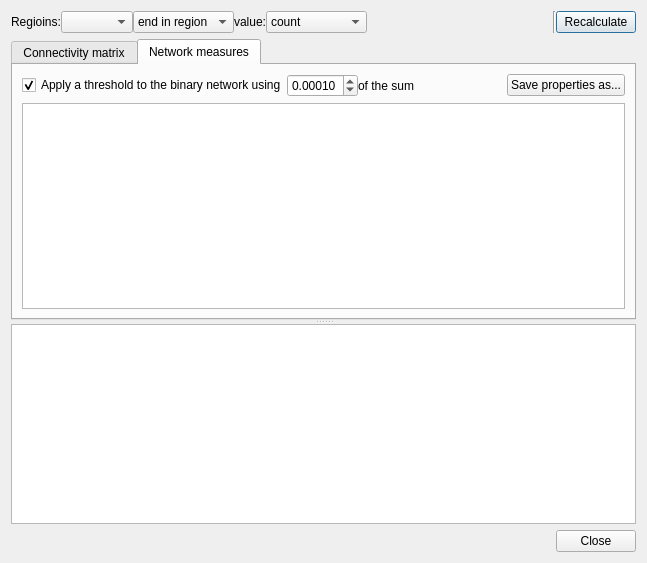
frankyeh/DSI-Studio, file tracking/connectivity_matrix_dialog.ui: the form before one commit.
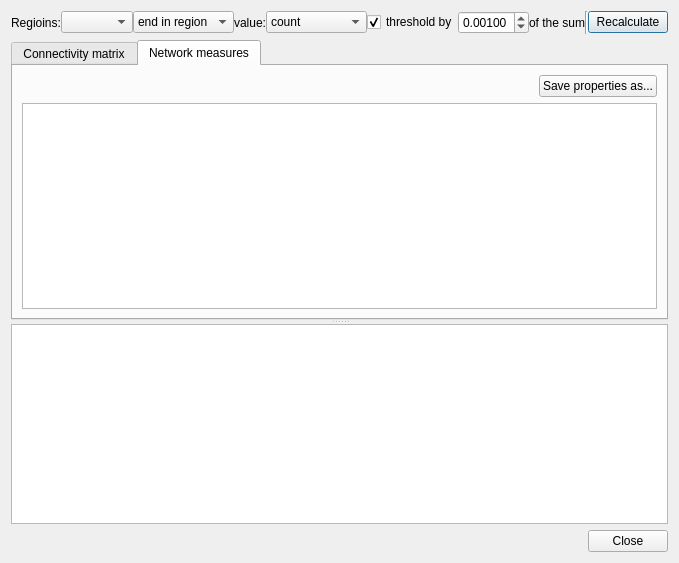
The form after the commit. The open tabs and pages were chosen to show the change. Icons and pictures are not drawn.

Commit message: [ana] QA connectivity calculated after count threshold

What changed in the file:
```diff
--- a/tracking/connectivity_matrix_dialog.ui
+++ b/tracking/connectivity_matrix_dialog.ui
@@ -82,6 +82,39 @@
        </item>
       </widget>
      </item>
+     <item>
+      <widget class="QCheckBox" name="apply_threshold">
+       <property name="text">
+        <string>threshold by</string>
+       </property>
+       <property name="checked">
+        <bool>true</bool>
+       </property>
+      </widget>
+     </item>
+     <item>
+      <widget class="QDoubleSpinBox" name="network_threshold">
+       <property name="decimals">
+        <number>5</number>
+       </property>
+       <property name="maximum">
+        <double>0.100000000000000</double>
+       </property>
+       <property name="singleStep">
+        <double>0.001000000000000</double>
+       </property>
+       <property name="value">
+        <double>0.001000000000000</double>
+       </property>
+      </widget>
+     </item>
+     <item>
+      <widget class="QLabel" name="label_3">
+       <property name="text">
+        <string>of the sum</string>
+       </property>
+      </widget>
+     </item>
      <item>
       <spacer name="horizontalSpacer">
        <property name="orientation">
@@ -250,39 +283,6 @@
              <property name="bottomMargin">
               <number>0</number>
              </property>
-             <item>
-              <widget class="QCheckBox" name="apply_threshold">
-               <property name="text">
-                <string>Apply a threshold to the binary network using</string>
-               </property>
-               <property name="checked">
-                <bool>true</bool>
-               </property>
-              </widget>
-             </item>
-             <item>
-              <widget class="QDoubleSpinBox" name="network_threshold">
-               <property name="decimals">
-                <number>5</number>
-               </property>
-               <property name="maximum">
-                <double>0.100000000000000</double>
-               </property>
-               <property name="singleStep">
-                <double>0.001000000000000</double>
-               </property>
-               <property name="value">
-                <double>0.000100000000000</double>
-               </property>
-              </widget>
-             </item>
-             <item>
-              <widget class="QLabel" name="label_3">
-               <property name="text">
-                <string>of the sum</string>
-               </property>
-              </widget>
-             </item>
              <item>
               <spacer name="horizontalSpacer_2">
                <property name="orientation">
```
The commit also changes 4 other files.
